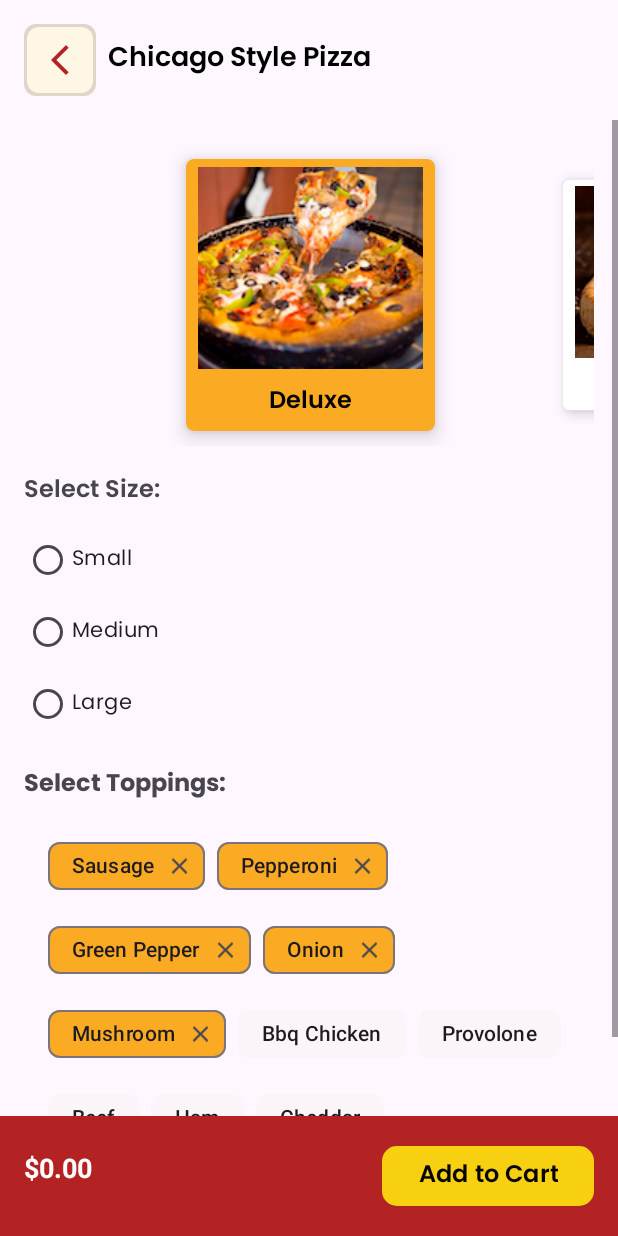
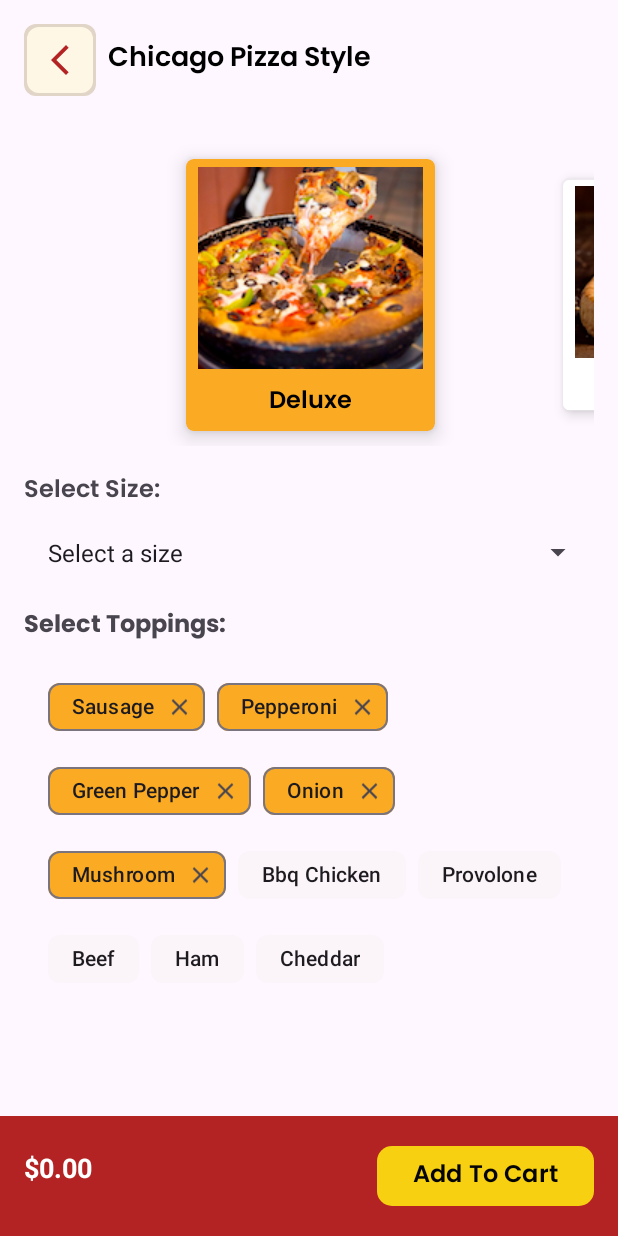
Before and after one commit to skhann7201/PizzaOrderApp, an Android app: the ChicagoPizzaActivity screen opened directly, with no data from a screen before it, on a phone screen of 412 x 824 dp. Run offline under Robolectric (Android 15) with nearby library versions, the phone set to English and light mode, and no system bars.

Commit message:
chicago xml constants updated

```diff
--- a/app/src/main/java/com/example/rupizzeria/ChicagoPizzaActivity.java
+++ b/app/src/main/java/com/example/rupizzeria/ChicagoPizzaActivity.java
@@ -5,13 +5,16 @@ import android.os.Bundle;
 import android.view.LayoutInflater;
 import android.view.View;
 import android.view.ViewGroup;
+import android.widget.AdapterView;
+import android.widget.ArrayAdapter;
 import android.widget.ImageButton;
 import android.widget.ImageView;
-import android.widget.RadioGroup;
+import android.widget.Spinner;
 import android.widget.TextView;
 import android.widget.Toast;
 
 import androidx.annotation.NonNull;
+import androidx.appcompat.app.AlertDialog;
 import androidx.appcompat.app.AppCompatActivity;
 import androidx.cardview.widget.CardView;
 import androidx.core.content.ContextCompat;
@@ -31,16 +34,16 @@ import java.util.List;
  * @author Vy Nguyen
  */
 public class ChicagoPizzaActivity extends AppCompatActivity {
-
     private ViewPager2 vp_pizza;
     private TextView tv_price;
     private ChipGroup cg_toppings;
+    private Spinner spinner_size;
 
 
     private PizzaFactory chicagoPizzaFactory = new ChicagoPizza();
     private int currentPosition = 0;
     private List<Pizza> pizzaList;
-    private List<Pizza> cartItems = new ArrayList<>(); // List to store pizzas added to the cart
+
 
     @Override
     protected void onCreate(Bundle savedInstanceState) {
@@ -51,6 +54,7 @@ public class ChicagoPizzaActivity extends AppCompatActivity {
         vp_pizza = findViewById(R.id.vp_cartView);
         tv_price = findViewById(R.id.tv_price);
         cg_toppings = findViewById(R.id.cg_toppings);
+        spinner_size = findViewById(R.id.spinner_pizza_size);
 
         // Populate pizzaList
         setupPizzaList();
@@ -58,11 +62,10 @@ public class ChicagoPizzaActivity extends AppCompatActivity {
         // Set up view pager
         setupViewPager();
 
-        // Set up the size selection logic
-        setupSizeSelection();
+        setupSizeSpinner();
+
         // Initialize back button
-        ImageButton backButton = findViewById(R.id.btn_back);
-        backButton.setOnClickListener(v -> navigateBackToHome());
+       setupBackButton();
 
         // Set up Add to Cart Button
         findViewById(R.id.btn_placeOrder).setOnClickListener(v -> addToCart());
@@ -165,8 +168,7 @@ public class ChicagoPizzaActivity extends AppCompatActivity {
      * Resets the size selection RadioGroup to have no selected option.
      */
     private void resetSizeSelection() {
-        RadioGroup radioGroupSize = findViewById(R.id.radioGroupPizzaSize);
-        radioGroupSize.clearCheck();
+        spinner_size.setSelection(0, true); // Reset to default prompt
     }
 
     /**
@@ -192,38 +194,44 @@ public class ChicagoPizzaActivity extends AppCompatActivity {
     /**
      * Sets up the RadioGroup for size selection and handles size change events.
      */
-    private void setupSizeSelection(){
-        // set of size selection
-        RadioGroup radioGroupSize = findViewById(R.id.radioGroupPizzaSize);
+    private void setupSizeSpinner(){
+        List<String> sizeStrings = new ArrayList<>();
+        sizeStrings.add("Select a size"); // Default
+        for (Size size : Size.values()) {
+            sizeStrings.add(size.name().substring(0, 1).toUpperCase() + size.name().substring(1).toLowerCase());
+        }
 
-        radioGroupSize.setOnCheckedChangeListener((group,checkedId) ->
-                handleSizeSelection(checkedId));
+        // Create adapter for the Spinner
+        ArrayAdapter<String> adapter = new ArrayAdapter<>(this, android.R.layout.simple_spinner_item, sizeStrings);
+        adapter.setDropDownViewResource(android.R.layout.simple_spinner_dropdown_item);
+        spinner_size.setAdapter(adapter);
 
+        // Handle Spinner selection
+        spinner_size.setOnItemSelectedListener(new AdapterView.OnItemSelectedListener() {
+            @Override
+            public void onItemSelected(AdapterView<?> parent, View view, int position, long id) {
+                if (position == 0) {
+                    return; // default text, do nothing
+                }
+                handleSizeSelection(Size.values()[position-1]); // Adjust index for actual size
+            }
+
+            @Override
+            public void onNothingSelected(AdapterView<?> parent) {
+                // No action needed
+            }
+        });
     }
 
     /**
      * Handles the selection of a pizza size and updates the price.
      *
-     * @param checkedId The ID of the selected RadioButton.
+     * @param selectedSize the size of the pizza.
      */
-    private void handleSizeSelection(int checkedId){
-        Size selectedSize; // Declare a variable to store the selected size.
-
-        if (checkedId == R.id.rb_small) {
-            selectedSize = Size.SMALL;
-        } else if (checkedId == R.id.rb_medium) {
-            selectedSize = Size.MEDIUM;
-        } else if (checkedId == R.id.rb_large) {
-            selectedSize = Size.LARGE;
-        } else {
-            selectedSize = null; // Default or error case, if needed.
-        }
-
-        if (selectedSize != null) {
-            Pizza selectedPizza = pizzaList.get(currentPosition);
-            selectedPizza.setSize(selectedSize); // Assuming your Pizza class has a setSize method
-            updatePrice(selectedPizza);
-        }
+    private void handleSizeSelection(Size selectedSize){
+        Pizza selectedPizza = pizzaList.get(currentPosition);
+        selectedPizza.setSize(selectedSize);
+        updatePrice(selectedPizza);
     }
     /**
      * Apply carousel effect with scaling and spacing for ViewPager2.
@@ -447,7 +455,17 @@ public class ChicagoPizzaActivity extends AppCompatActivity {
      * @param pizza The selected pizza.
      */
     private void updatePrice(Pizza pizza) {
-        tv_price.setText("$" + String.format("%.2f", pizza.price()));
+        String formattedPrice = String.format("%.2f", pizza.price());
+        String priceText = getString(R.string.pizza_price, formattedPrice);
+        tv_price.setText(priceText);
+    }
+
+    /**
+     * Configures the back button to navigate to the main menu.
+     */
+    private void setupBackButton() {
+        ImageButton backButton = findViewById(R.id.btn_back);
+        backButton.setOnClickListener(v -> navigateBackToHome());
     }
 
     /**
@@ -460,12 +478,21 @@ public class ChicagoPizzaActivity extends AppCompatActivity {
         finish(); // End current activity
     }
 
+    private void showSizeSelectionAlert() {
+        new AlertDialog.Builder(this)
+                .setTitle("Size Selection Required")
+                .setMessage("Please select a size before adding to the cart.")
+                .setPositiveButton("OK", (dialog, which) -> dialog.dismiss())
+                .show();
+    }
+
+
     private void addToCart(){
         Pizza selectedPizza = pizzaList.get(currentPosition);
 
         // Check if the size is set
         if (selectedPizza.getSize() == null) {
-            Toast.makeText(this, "Please select a size before adding to the cart.", Toast.LENGTH_SHORT).show();
+            showSizeSelectionAlert();
             return;
         }
 
--- a/app/src/main/res/layout/activity_chicago_pizza.xml
+++ b/app/src/main/res/layout/activity_chicago_pizza.xml
@@ -29,7 +29,7 @@
             android:layout_height="48dp"
             android:layout_marginEnd="8dp"
             android:background="@drawable/arrow_back_btn_background"
-            android:contentDescription="Back Button"
+            android:contentDescription="@string/back_button_description"
             android:scaleType="center"
             android:src="@drawable/arrow_back" />
 
@@ -39,7 +39,7 @@
             android:layout_width="wrap_content"
             android:layout_height="wrap_content"
             android:fontFamily="@font/poppins_semibold"
-            android:text="Chicago Style Pizza"
+            android:text="@string/chicago_style"
             android:textColor="@android:color/black"
             android:textSize="18sp"
             android:textStyle="bold" />
@@ -73,38 +73,21 @@
                 android:layout_height="wrap_content"
                 android:layout_marginBottom="8dp"
                 android:fontFamily="@font/poppins_semibold"
-                android:text="Select Size:"
+                android:text="@string/select_size"
                 android:textSize="16sp"
                 android:textStyle="bold" />
 
-            <RadioGroup
-                android:id="@+id/radioGroupPizzaSize"
-                android:layout_width="379dp"
+            <Spinner
+                android:id="@+id/spinner_pizza_size"
+                android:layout_width="match_parent"
                 android:layout_height="wrap_content"
-                android:layout_marginBottom="16dp">
+                android:layout_marginBottom="16dp"
+                android:padding="8dp"
+                android:spinnerMode="dropdown"
+                app:layout_constraintEnd_toEndOf="parent"
+                app:layout_constraintStart_toStartOf="parent">
 
-                <RadioButton
-                    android:id="@+id/rb_small"
-                    android:layout_width="179dp"
-                    android:layout_height="wrap_content"
-                    android:fontFamily="@font/poppins"
-                    android:text="Small" />
-
-                <RadioButton
-                    android:id="@+id/rb_medium"
-                    android:layout_width="181dp"
-                    android:layout_height="wrap_content"
-                    android:fontFamily="@font/poppins"
-                    android:text="Medium " />
-
-                <RadioButton
-                    android:id="@+id/rb_large"
-                    android:layout_width="184dp"
-                    android:layout_height="wrap_content"
-                    android:fontFamily="@font/poppins"
-                    android:text="Large " />
-
-            </RadioGroup>
+            </Spinner>
 
             <!-- Toppings Selection -->
             <TextView
@@ -112,7 +95,7 @@
                 android:layout_width="378dp"
                 android:layout_height="wrap_content"
                 android:fontFamily="@font/poppins_bold"
-                android:text="Select Toppings:"
+                android:text="@string/select_toppings"
                 android:textSize="16sp" />
 
             <com.google.android.material.chip.ChipGroup
@@ -144,7 +127,7 @@
             android:layout_height="36dp"
             android:layout_weight="1"
             android:gravity="start"
-            android:text="$0.00"
+            android:text="@string/pizza_price"
             android:textColor="@android:color/white"
             android:textSize="18sp"
             android:textStyle="bold" />
@@ -155,7 +138,7 @@
             android:layout_height="wrap_content"
             android:layout_marginStart="8dp"
             android:fontFamily="@font/poppins_semibold"
-            android:text="Add to Cart"
+            android:text="@string/addToCart_button"
             android:textAllCaps="false"
             android:textColor="#050505"
             android:textSize="16sp"
--- a/app/src/main/res/layout/activity_main.xml
+++ b/app/src/main/res/layout/activity_main.xml
@@ -87,7 +87,7 @@
                         android:layout_marginBottom="8dp"
                         android:fontFamily="@font/poppins_bold"
                         android:gravity="center"
-                        android:text="@string/main_chicago_header"
+                        android:text="@string/chicago_style"
                         android:textColor="@color/primary_red"
                         android:textSize="22sp" />
 
@@ -150,7 +150,7 @@
                         android:layout_marginBottom="8dp"
                         android:fontFamily="@font/poppins_bold"
                         android:gravity="center"
-                        android:text="@string/main_ny_header"
+                        android:text="@string/ny_style"
                         android:textColor="@color/primary_red"
                         android:textSize="22sp" />
 
@@ -193,12 +193,12 @@
 
     <com.google.android.material.bottomnavigation.BottomNavigationView
         android:id="@+id/bottom_navigation"
-        android:layout_width="match_parent"
+        android:layout_width="0dp"
         android:layout_height="wrap_content"
         android:layout_gravity="bottom"
         android:background="#b42323"
+        android:fitsSystemWindows="true"
         android:visibility="visible"
-        android:fitsSystemWindows="true"
         app:itemIconSize="28dp"
         app:itemIconTint="@color/white"
         app:itemTextAppearanceActive="@style/TextAppearance.BottomNavigation.Active"
@@ -207,6 +207,7 @@
         app:labelVisibilityMode="labeled"
         app:layout_constraintBottom_toBottomOf="parent"
         app:layout_constraintEnd_toEndOf="parent"
+        app:layout_constraintHorizontal_bias="0.0"
         app:layout_constraintStart_toStartOf="parent"
         app:menu="@menu/bottom_navigation_menu" />
 </androidx.constraintlayout.widget.ConstraintLayout>
--- a/app/src/main/res/values/strings.xml
+++ b/app/src/main/res/values/strings.xml
@@ -3,11 +3,15 @@
     <string name="photo_for_splashing_screen">Photo for splashing screen</string>
     <string name="splashing_screen_string">Let\'s crust !</string>
     <string name="main_menu_header">Menu</string>
-    <string name="main_chicago_header">Chicago Pizza Style</string>
+    <string name="chicago_style">Chicago Pizza Style</string>
     <string name="main_chicago_description">Deep-dish crust packed with rich layers of cheese, hearty toppings, and zesty tomato sauce, offering a thick, indulgent bite in every slice.</string>
-    <string name="main_ny_header">New York Pizza Style</string>
+    <string name="ny_style">New York Pizza Style</string>
     <string name="main_ny_description">Hand-stretched thin and cut into six big, foldable slices offering a perfect balance of sauce, cheese, and crust in every bite.</string>
-
+    <string name="select_size">Select Size: </string>
+    <string name="select_toppings">Select Toppings:</string>
+    <string name="pizza_price">$%s</string>
+    <string name="back_button_description">Back button</string>
+    <string name="addToCart_button">Add To Cart</string>
     <string name="nav_home">Home</string>
     <string name="nav_cart">Cart</string>
     <string name="nav_order">Order</string>
```
